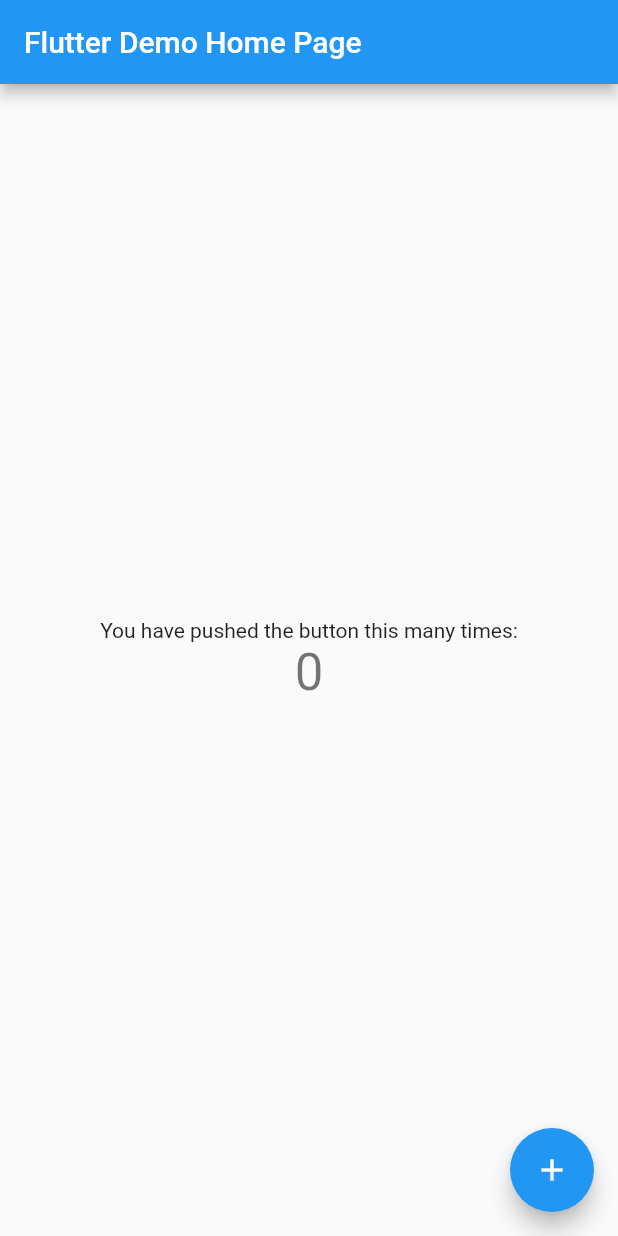
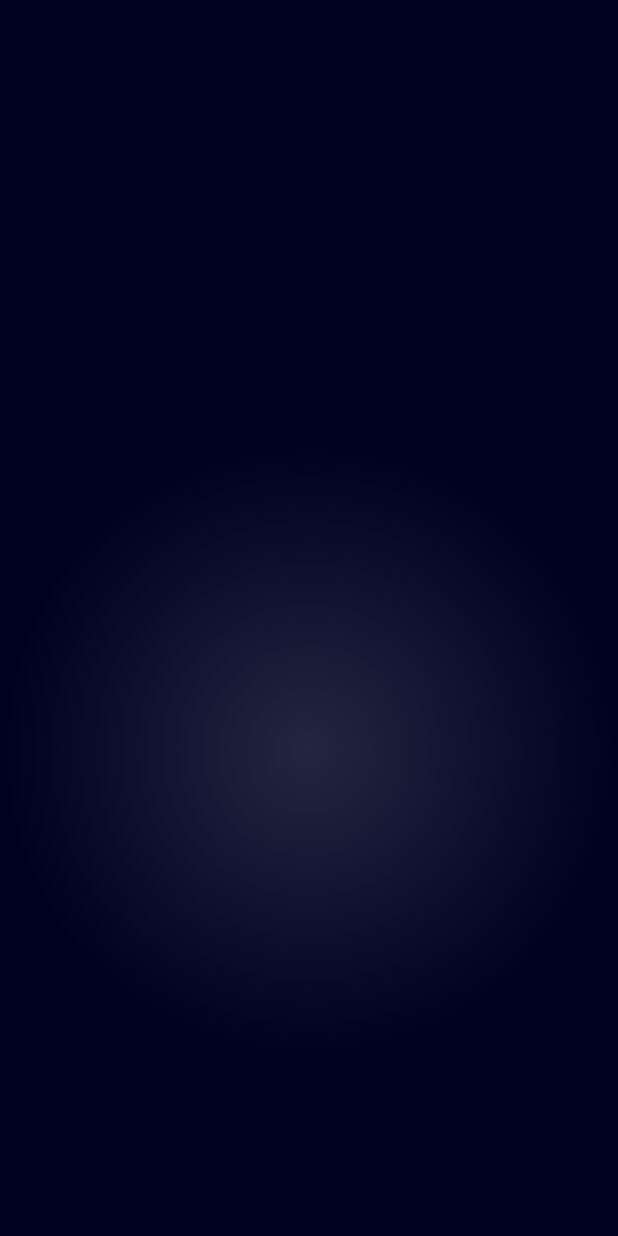
Before and after one commit to phcs971/phcs971.github.io, a Flutter app: the screen it shows after launch, on a phone screen of 412 x 824 dp. Run offline on Flutter 3.47's test engine with Material 2 defaults, Android fonts, the phone set to English and light mode, and no system bars; our stand-ins replace get.

Commit message:
Home Page Background

````diff
--- a/lib/main.dart
+++ b/lib/main.dart
@@ -1,113 +1,6 @@
 import 'package:flutter/material.dart';
+import 'package:portifolio/src/app.dart';
 
 void main() {
-  runApp(MyApp());
+  runApp(PortifolioApp());
 }
-
-class MyApp extends StatelessWidget {
-  // This widget is the root of your application.
-  @override
-  Widget build(BuildContext context) {
-    return MaterialApp(
-      title: 'Flutter Demo',
-      theme: ThemeData(
-        // This is the theme of your application.
-        //
-        // Try running your application with "flutter run". You'll see the
-        // application has a blue toolbar. Then, without quitting the app, try
-        // changing the primarySwatch below to Colors.green and then invoke
-        // "hot reload" (press "r" in the console where you ran "flutter run",
-        // or simply save your changes to "hot reload" in a Flutter IDE).
-        // Notice that the counter didn't reset back to zero; the application
-        // is not restarted.
-        primarySwatch: Colors.blue,
-      ),
-      home: MyHomePage(title: 'Flutter Demo Home Page'),
-    );
-  }
-}
-
-class MyHomePage extends StatefulWidget {
-  MyHomePage({Key? key, required this.title}) : super(key: key);
-
-  // This widget is the home page of your application. It is stateful, meaning
-  // that it has a State object (defined below) that contains fields that affect
-  // how it looks.
-
-  // This class is the configuration for the state. It holds the values (in this
-  // case the title) provided by the parent (in this case the App widget) and
-  // used by the build method of the State. Fields in a Widget subclass are
-  // always marked "final".
-
-  final String title;
-
-  @override
-  _MyHomePageState createState() => _MyHomePageState();
-}
-
-class _MyHomePageState extends State<MyHomePage> {
-  int _counter = 0;
-
-  void _incrementCounter() {
-    setState(() {
-      // This call to setState tells the Flutter framework that something has
-      // changed in this State, which causes it to rerun the build method below
-      // so that the display can reflect the updated values. If we changed
-      // _counter without calling setState(), then the build method would not be
-      // called again, and so nothing would appear to happen.
-      _counter++;
-    });
-  }
-
-  @override
-  Widget build(BuildContext context) {
-    // This method is rerun every time setState is called, for instance as done
-    // by the _incrementCounter method above.
-    //
-    // The Flutter framework has been optimized to make rerunning build methods
-    // fast, so that you can just rebuild anything that needs updating rather
-    // than having to individually change instances of widgets.
-    return Scaffold(
-      appBar: AppBar(
-        // Here we take the value from the MyHomePage object that was created by
-        // the App.build method, and use it to set our appbar title.
-        title: Text(widget.title),
-      ),
-      body: Center(
-        // Center is a layout widget. It takes a single child and positions it
-        // in the middle of the parent.
-        child: Column(
-          // Column is also a layout widget. It takes a list of children and
-          // arranges them vertically. By default, it sizes itself to fit its
-          // children horizontally, and tries to be as tall as its parent.
-          //
-          // Invoke "debug painting" (press "p" in the console, choose the
-          // "Toggle Debug Paint" action from the Flutter Inspector in Android
-          // Studio, or the "Toggle Debug Paint" command in Visual Studio Code)
-          // to see the wireframe for each widget.
-          //
-          // Column has various properties to control how it sizes itself and
-          // how it positions its children. Here we use mainAxisAlignment to
-          // center the children vertically; the main axis here is the vertical
-          // axis because Columns are vertical (the cross axis would be
-          // horizontal).
-          mainAxisAlignment: MainAxisAlignment.center,
-          children: <Widget>[
-            Text(
-              'You have pushed the button this many times:',
-            ),
-            Text(
-              '$_counter',
-              style: Theme.of(context).textTheme.headline4,
-            ),
-          ],
-        ),
-      ),
-      floatingActionButton: FloatingActionButton(
-        onPressed: _incrementCounter,
-        tooltip: 'Increment',
-        child: Icon(Icons.add),
-      ), // This trailing comma makes auto-formatting nicer for build methods.
-    );
-  }
-}
--- /dev/null
+++ b/lib/src/app.dart
@@ -0,0 +1,14 @@
+import 'package:flutter/material.dart';
+import 'package:get/get.dart';
+
+import 'pages/home/home.page.dart';
+
+class PortifolioApp extends StatelessWidget {
+  @override
+  Widget build(BuildContext context) {
+    return GetMaterialApp(
+      title: 'Portifólio',
+      home: HomePage(),
+    );
+  }
+}
--- /dev/null
+++ b/lib/src/pages/home/home.page.dart
@@ -0,0 +1,194 @@
+import 'package:flutter/material.dart';
+import 'package:portifolio/src/utils.dart';
+
+class HomePage extends StatelessWidget {
+  @override
+  Widget build(BuildContext context) {
+    return ResponsiveBuilder(
+      tabletCountAs: DeviceType.Mobile,
+      builder: (context, deviceType, isMobile) {
+        List<Widget> _buildTopCurves() {
+          final hU = Get.width / 1440;
+          return [
+            Positioned(
+              bottom: 100 * hU,
+              left: 0,
+              child: ClipPath(
+                clipper: TopClipper(1),
+                child: Container(
+                  height: 150 * hU,
+                  width: Get.width / 2,
+                  decoration: BoxDecoration(
+                    gradient: RadialGradient(
+                      colors: [PortifolioColors.blue[700]!, PortifolioColors.blue],
+                      center: Alignment.bottomLeft,
+                      radius: 3,
+                    ),
+                  ),
+                ),
+              ),
+            ),
+            Positioned(
+              bottom: 80 * hU,
+              left: Get.width / 18,
+              child: ClipPath(
+                clipper: TopClipper(2),
+                child: Container(
+                  height: 170 * hU,
+                  width: Get.width * 8 / 9,
+                  decoration: BoxDecoration(
+                    gradient: LinearGradient(
+                      colors: [PortifolioColors.blue[700]!, PortifolioColors.blue[800]!],
+                      begin: Alignment.topCenter,
+                      end: Alignment.bottomCenter,
+                    ),
+                  ),
+                ),
+              ),
+            ),
+          ];
+        }
+
+        Widget _buildTopContent() => ClipPath(
+              clipper: TopClipper(3),
+              child: Container(
+                width: Get.width,
+                decoration: BoxDecoration(
+                  gradient: RadialGradient(
+                    colors: [PortifolioColors.blue[800]!, PortifolioColors.blue],
+                  ),
+                ),
+                child: Column(
+                  mainAxisSize: MainAxisSize.min,
+                  children: [
+                    SizedBox(height: 750),
+                    SizedBox(height: 250),
+                  ],
+                ),
+              ),
+            );
+
+        Widget _buildTop() => SliverToBoxAdapter(
+              child: Container(
+                width: Get.width,
+                color: PortifolioColors.blue[600]!,
+                child: Stack(children: [..._buildTopCurves(), _buildTopContent()]),
+              ),
+            );
+
+        Widget _buildFooter() => SliverToBoxAdapter(
+              child: Container(
+                width: Get.width,
+                height: isMobile ? 56 : 160,
+                decoration: BoxDecoration(color: PortifolioColors.blue),
+                padding: EdgeInsets.all(4).copyWith(bottom: 8),
+                child: Column(
+                  children: [
+                    Container(
+                      height: 4,
+                      width: double.infinity,
+                      decoration: BoxDecoration(
+                        color: PortifolioColors.yellow,
+                        borderRadius: BorderRadius.circular(2),
+                      ),
+                    ),
+                    Spacer(),
+                    Text(
+                      "© 2021 Pedro Henrique Cordeiro Soares.\nTodos os direitos reservados.",
+                      textAlign: TextAlign.center,
+                      style: TextStyle(color: PortifolioColors.white),
+                    ),
+                    Spacer(),
+                  ],
+                ),
+              ),
+            );
+
+        return Scaffold(
+          backgroundColor: PortifolioColors.blue,
+          body: CustomScrollView(
+            physics: BouncingScrollPhysics(),
+            slivers: [
+              _buildTop(),
+              SliverToBoxAdapter(
+                child: Container(
+                  width: Get.width,
+                  height: 1000,
+                  decoration: BoxDecoration(
+                    gradient: LinearGradient(
+                      colors: [PortifolioColors.blue[600]!, PortifolioColors.blue[700]!],
+                      begin: Alignment.topCenter,
+                      end: Alignment.bottomCenter,
+                    ),
+                  ),
+                ),
+              ),
+              SliverToBoxAdapter(
+                child: Container(
+                  width: Get.width,
+                  height: 2000,
+                  decoration: BoxDecoration(
+                    color: PortifolioColors.blue[700]!,
+                  ),
+                ),
+              ),
+              SliverToBoxAdapter(
+                child: Container(
+                  width: Get.width,
+                  height: 400,
+                  decoration: BoxDecoration(
+                    gradient: LinearGradient(
+                      colors: [PortifolioColors.blue[700]!, PortifolioColors.blue],
+                      begin: Alignment.topCenter,
+                      end: Alignment.bottomCenter,
+                    ),
+                  ),
+                ),
+              ),
+              _buildFooter(),
+            ],
+          ),
+        );
+      },
+    );
+  }
+}
+
+class TopClipper extends CustomClipper<Path> {
+  final int level;
+  TopClipper(this.level);
+
+  @override
+  Path getClip(Size size) {
+    final path = Path();
+    if (level == 1) {
+      final quarter = size.width / 4;
+      path
+        ..moveTo(0, 0)
+        ..lineTo(size.width, 0)
+        ..cubicTo(quarter * 3, size.height, quarter, size.height, 0, size.height)
+        ..close();
+    } else if (level == 2) {
+      final third = Get.width / 3;
+      path
+        ..moveTo(0, 0)
+        ..lineTo(size.width, 0)
+        ..lineTo(size.width, size.height)
+        ..cubicTo(third * 2, size.height, third, size.height, 0, 0)
+        ..close();
+    } else if (level == 3) {
+      final third = size.width / 3;
+      final hOff = Get.width * 250 / 1440;
+      path
+        ..moveTo(0, 0)
+        ..lineTo(size.width, 0)
+        ..lineTo(size.width, size.height)
+        ..cubicTo(third * 2, size.height - hOff, third, size.height - hOff, 0, size.height - hOff)
+        ..close();
+    }
+    return path;
+  }
+
+  @override
+  bool shouldReclip(CustomClipper<Path> oldClipper) => true;
+}
--- /dev/null
+++ b/lib/src/utils.dart
@@ -0,0 +1,6 @@
+import 'package:flutter/material.dart';
+
+export 'package:get/get.dart';
+export 'widgets/responsive.builder.dart';
+
+part 'utils/colors.dart';
--- /dev/null
+++ b/lib/src/utils/colors.dart
@@ -0,0 +1,33 @@
+part of '../utils.dart';
+
+class PortifolioColors {
+  PortifolioColors._();
+
+  static const MaterialColor blue = MaterialColor(0xFF000020, {
+    900: Color(0xFF000020),
+    800: Color(0xFF232641),
+    700: Color(0xFF414360),
+    600: Color(0xFF535573),
+    500: Color(0xFF7A7B9B),
+    400: Color(0xFF9C9DBF),
+    300: Color(0xFFC2C3E6),
+    200: Color(0xFFD7D8FB),
+    100: Color(0xFFE6E7FF),
+    050: Color(0xFFF2F3FF),
+  });
+
+  static const MaterialColor yellow = MaterialColor(0xFFFFB800, {
+    900: Color(0xFFFF7300),
+    800: Color(0xFFFF9300),
+    700: Color(0xFFFFA400),
+    600: Color(0xFFFFB800),
+    500: Color(0xFFFFC509),
+    400: Color(0xFFFFCD29),
+    300: Color(0xFFFED850),
+    200: Color(0xFFFEE283),
+    100: Color(0xFFFEEDB4),
+    050: Color(0xFFFFF9E1),
+  });
+
+  static const Color white = Color(0xFFFBFAF8);
+}
--- /dev/null
+++ b/lib/src/widgets/responsive.builder.dart
@@ -0,0 +1,62 @@
+import 'package:flutter/material.dart';
+
+import '../utils.dart';
+
+enum DeviceType { Mobile, Tablet, Desktop }
+
+class ResponsiveBuilder extends StatefulWidget {
+  ///Set this when you want the Tablet DeviceType to count as another Device like:
+  ///
+  ///Tablets as Mobile
+  ///```dart
+  ///tabletCountAs: DeviceType.Mobile
+  ///```
+  ///
+  ///If null will return as [DeviceType.Tablet]
+  final DeviceType? tabletCountAs;
+  final Widget Function(BuildContext context, DeviceType type, bool isMobile) builder;
+  ResponsiveBuilder({required this.builder, this.tabletCountAs, Key? key}) : super(key: key);
+
+  @override
+  _ResponsiveBuilderState createState() => _ResponsiveBuilderState();
+}
+
+class _ResponsiveBuilderState extends State<ResponsiveBuilder> with WidgetsBindingObserver {
+  WidgetsBinding get widgetsBinding => WidgetsBinding.instance!;
+
+  late DeviceType deviceType;
+
+  @override
+  void initState() {
+    super.initState();
+    widgetsBinding.addObserver(this);
+    setDeviceType();
+  }
+
+  @override
+  void dispose() {
+    widgetsBinding.removeObserver(this);
+    super.dispose();
+  }
+
+  @override
+  void didChangeMetrics() {
+    super.didChangeMetrics();
+    setState(setDeviceType);
+  }
+
+  void setDeviceType() {
+    final width = Get.width;
+    if (width > 780) {
+      deviceType = DeviceType.Desktop;
+    } else if (width > 480) {
+      deviceType = widget.tabletCountAs ?? DeviceType.Tablet;
+    } else {
+      deviceType = DeviceType.Mobile;
+    }
+  }
+
+  @override
+  Widget build(BuildContext context) =>
+      widget.builder(context, deviceType, deviceType == DeviceType.Mobile);
+}
````
Also changed, not shown: pubspec.yaml (+5 -45 lines), pubspec.lock, 4 other files.
